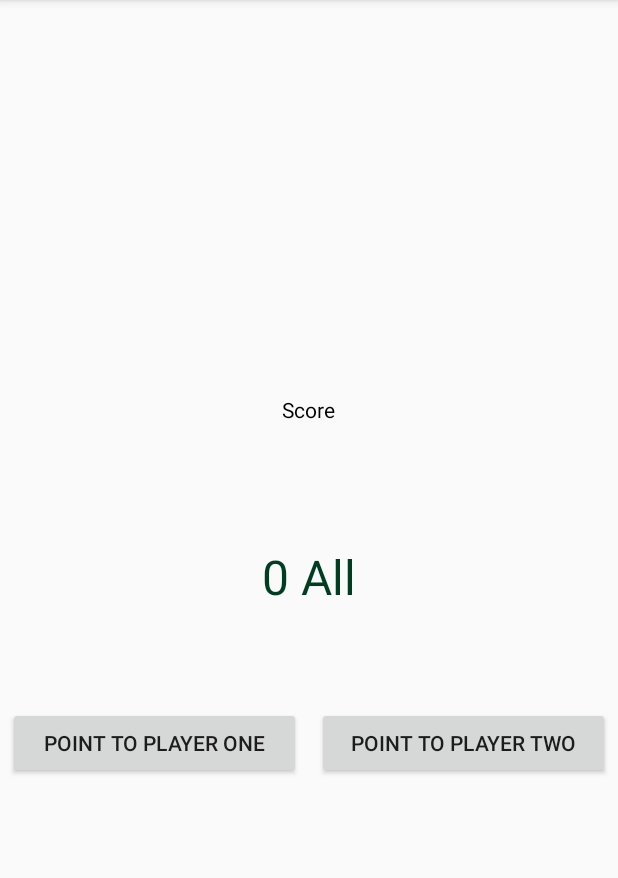
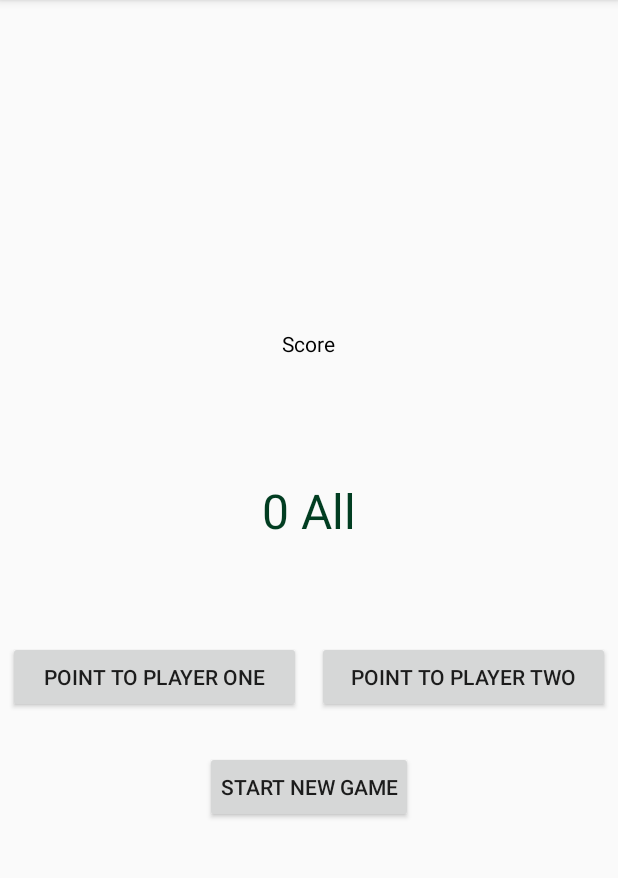
Before and after one commit to 2019-DEV-164/Tennis, an Android app: the screen it shows after launch (TennisActivity), on a phone screen of 412 x 824 dp, the part 84-962 px from its top. Run offline under Robolectric (Android 15) with nearby library versions, the phone set to English and light mode, and no system bars.

Commit message:
Added UI element reset score and added logic in ViewModel to handle this scenario, Updated unit test class to reset game before each test.

```diff
--- a/app/src/main/java/com/kata/tennis/activity/TennisActivity.kt
+++ b/app/src/main/java/com/kata/tennis/activity/TennisActivity.kt
@@ -18,6 +18,7 @@ class TennisActivity : AppCompatActivity(), View.OnClickListener {
         tennisViewModel = TennisViewModel()
         point_to_player_one.setOnClickListener(this)
         point_to_player_two.setOnClickListener(this)
+        restart_set.setOnClickListener(this)
 
         updateScoreOnUi()
     }
@@ -33,6 +34,11 @@ class TennisActivity : AppCompatActivity(), View.OnClickListener {
                 tennisViewModel.playerTwoScores()
                 updateScoreOnUi()
             }
+
+            R.id.restart_set -> {
+                tennisViewModel.resetScore()
+                updateScoreOnUi()
+            }
         }
     }
 
--- a/app/src/main/java/com/kata/tennis/viewmodel/TennisViewModel.kt
+++ b/app/src/main/java/com/kata/tennis/viewmodel/TennisViewModel.kt
@@ -109,4 +109,9 @@ class TennisViewModel : ViewModel() {
         }
         return ""
     }
+
+    fun resetScore(){
+        playerOnePoints = 0
+        playerTwoPoints = 0
+    }
 }
--- a/app/src/main/res/layout/activity_tennis.xml
+++ b/app/src/main/res/layout/activity_tennis.xml
@@ -52,4 +52,13 @@
         />
     </LinearLayout>
 
+    <Button
+            android:id="@+id/restart_set"
+            android:layout_width="wrap_content"
+            android:layout_height="wrap_content"
+            android:layout_margin="20dp"
+            android:padding="10dp"
+            android:text="@string/restart_set"
+    />
+
 </LinearLayout>
--- a/app/src/main/res/values/strings.xml
+++ b/app/src/main/res/values/strings.xml
@@ -3,4 +3,5 @@
     <string name="match_score_heading">Score</string>
     <string name="score_to_player_two">Point to Player Two</string>
     <string name="score_to_player_one">Point to Player One</string>
+    <string name="restart_set">Start new game</string>
 </resources>
```
Also changed, not shown: 1 other file.
